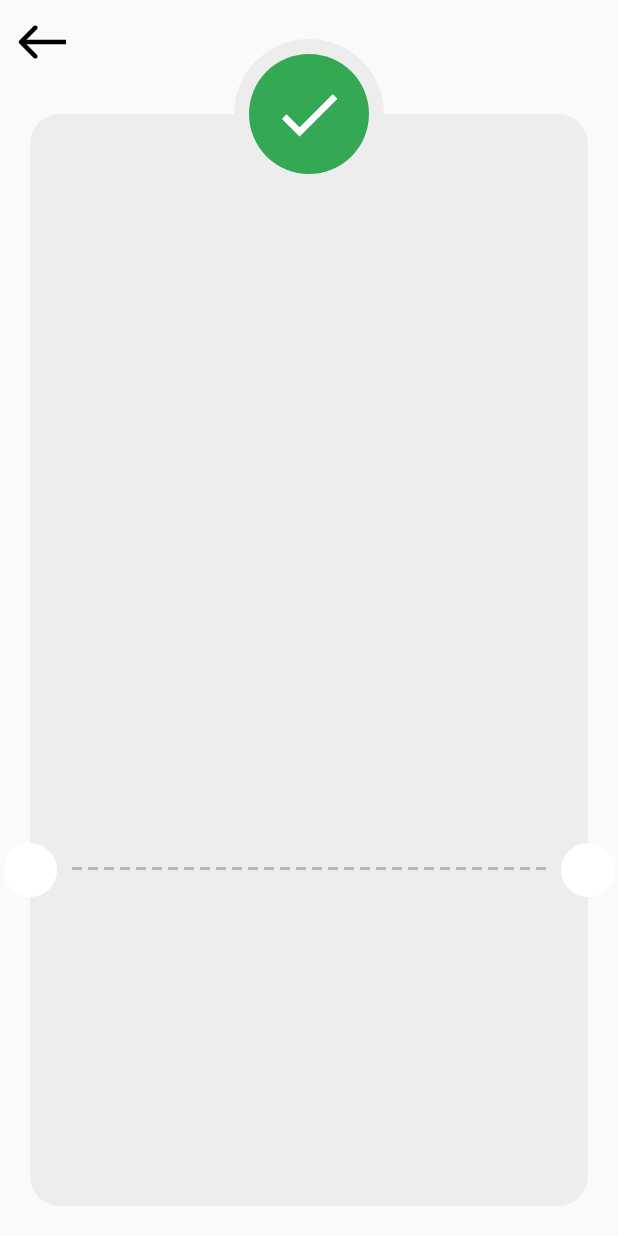
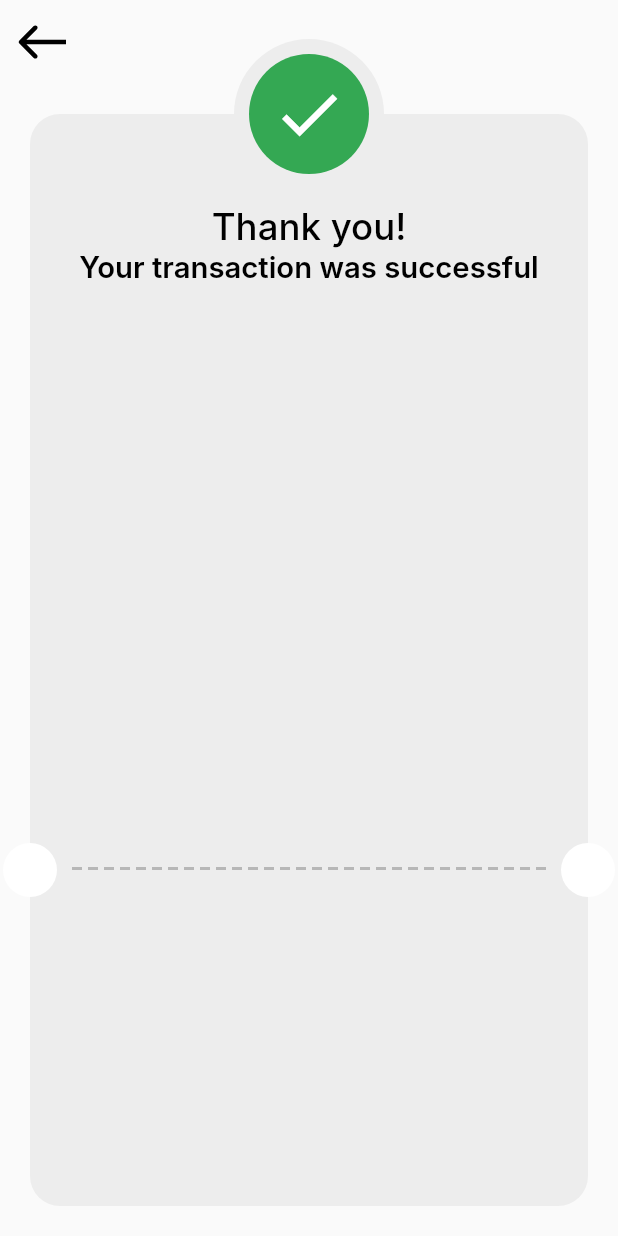
Before and after one commit to Nadersaye/payment_app, a Flutter app: the ThankYouView screen opened directly, on a phone screen of 412 x 824 dp. Run offline on Flutter 3.47's test engine with Material 2 defaults, Android fonts, the phone set to English and light mode, and no system bars; our stand-ins replace flutter_credit_card, flutter_screenutil, flutter_svg; Roboto replaces fonts that are missing (Inter).

```diff
--- /dev/null
+++ b/lib/features/checkout/data/models/thank_you_details_model.dart
@@ -0,0 +1,6 @@
+class ThankYouDetailsModel {
+  final String key;
+  final String value;
+
+  ThankYouDetailsModel({required this.key, required this.value});
+}
--- a/lib/features/checkout/presentation/views/widgets/thank you widgets/custom_thank_you_card.dart
+++ b/lib/features/checkout/presentation/views/widgets/thank you widgets/custom_thank_you_card.dart
@@ -1,4 +1,5 @@
 import 'package:flutter/material.dart';
+import 'package:payment_app/core/utils/styles.dart';
 
 class CustomThankYouCard extends StatelessWidget {
   const CustomThankYouCard({
@@ -16,8 +17,19 @@ class CustomThankYouCard extends StatelessWidget {
           borderRadius: BorderRadius.circular(20),
         ),
       ),
-      child: const Column(
-        children: [],
+      child: Padding(
+        padding: const EdgeInsets.symmetric(vertical: 60),
+        child: Column(
+          children: [
+            Text('Thank you!',
+                textAlign: TextAlign.center, style: Styles.style25),
+            Text('Your transaction was successful',
+                textAlign: TextAlign.center, style: Styles.style20),
+            const SizedBox(
+              height: 42,
+            ),
+          ],
+        ),
       ),
     );
   }
```
Also changed, not shown: lib/features/checkout/presentation/views/widgets/thank you widgets/thank_you_details_item.dart (added, +22 -0 lines), lib/features/checkout/presentation/views/widgets/thank you widgets/thank_you_details_list.dart (added, +28 -0 lines).
